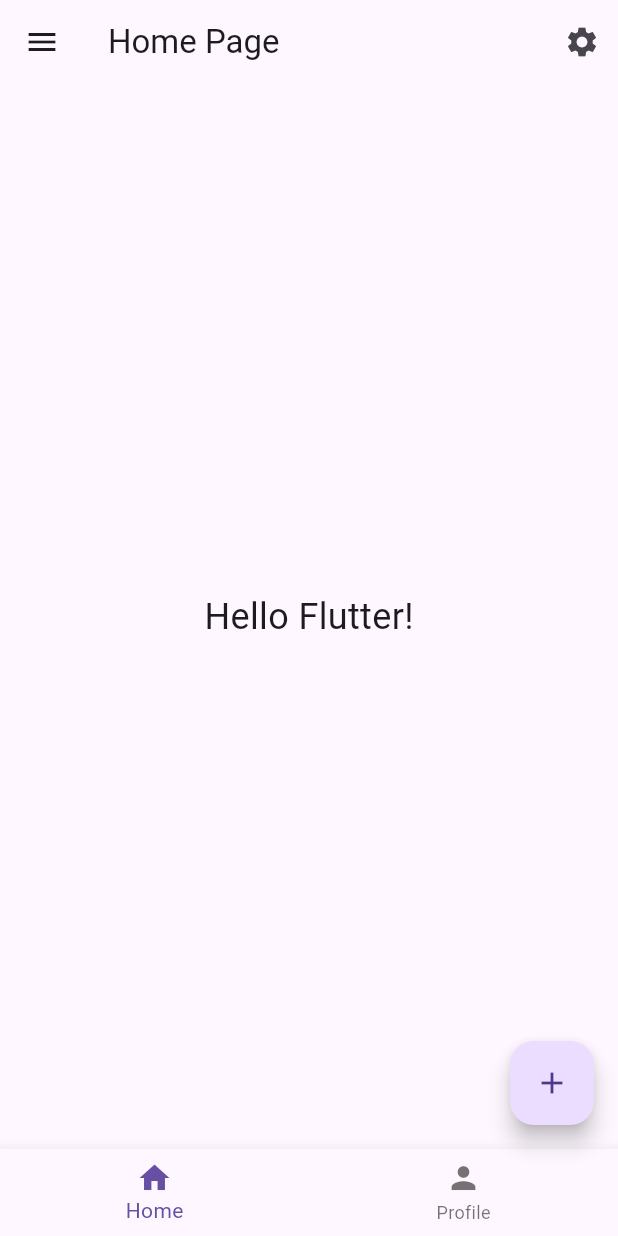
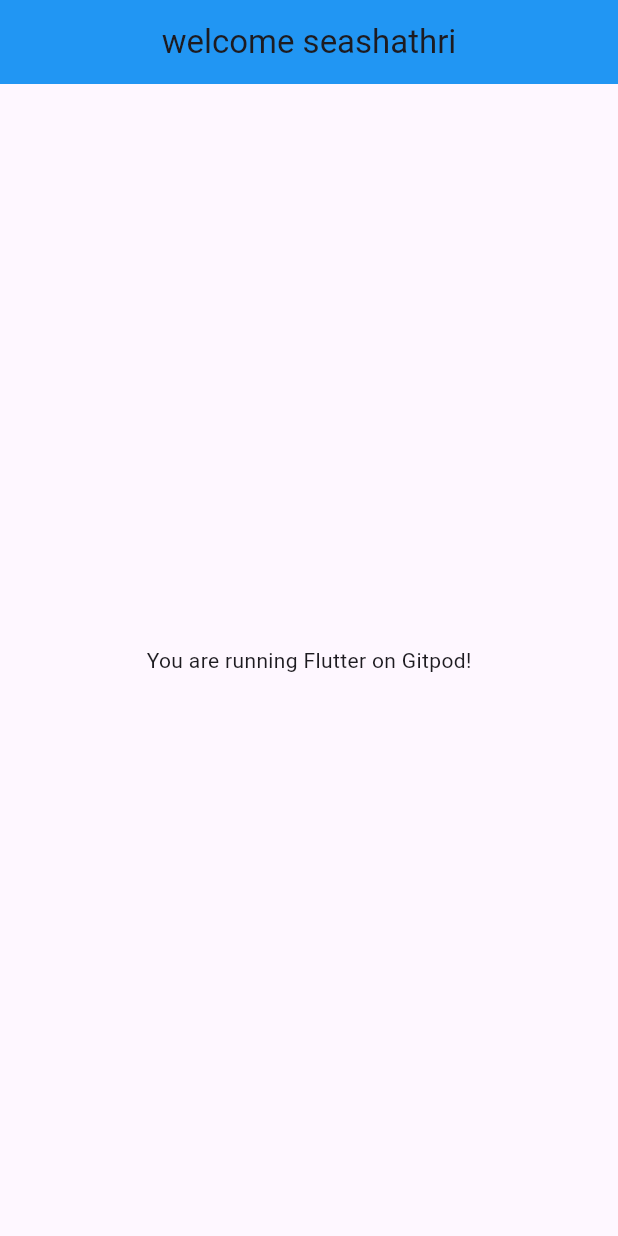
Before and after one commit to seshathri044/flutter_app_demo, a Flutter app: the screen it shows after launch, on a phone screen of 412 x 824 dp. Run offline on Flutter 3.47's test engine with Material 3 defaults, Android fonts, the phone set to English and light mode, and no system bars.

Commit message:
Add Flutter Gitpod setup

```diff
--- a/lib/main.dart
+++ b/lib/main.dart
@@ -1,84 +1,22 @@
 import 'package:flutter/material.dart';
 
 void main() {
-  runApp(const MyApp());
+  runApp(MainApp());
 }
 
-class MyApp extends StatelessWidget {
-  const MyApp({super.key});
-
+class MainApp extends StatelessWidget {
   @override
   Widget build(BuildContext context) {
     return MaterialApp(
-      title: 'My First Flutter App',
-      debugShowCheckedModeBanner: false, // removes debug banner
-      theme: ThemeData(
-        primarySwatch: Colors.blue,
-      ),
-      home: const HomePage(),
-    );
-  }
-}
-
-class HomePage extends StatelessWidget {
-  const HomePage({super.key});
-
-  @override
-  Widget build(BuildContext context) {
-    return Scaffold(
-      appBar: AppBar(
-        title: const Text('Home Page'),
-        actions: [
-          IconButton(
-            icon: const Icon(Icons.settings),
-            onPressed: () {
-              // You can add navigation or settings logic here
-            },
-          )
-        ],
-      ),
-      drawer: Drawer(
-        child: ListView(
-          padding: EdgeInsets.zero,
-          children: const [
-            DrawerHeader(
-              decoration: BoxDecoration(color: Colors.blue),
-              child: Text('Menu', style: TextStyle(color: Colors.white, fontSize: 24)),
-            ),
-            ListTile(
-              leading: Icon(Icons.home),
-              title: Text('Home'),
-            ),
-            ListTile(
-              leading: Icon(Icons.person),
-              title: Text('Profile'),
-            ),
-          ],
+      home: Scaffold(
+        appBar: AppBar(
+          title: Text("welcome seashathri"),
+          centerTitle: true, // ✅ Add this line
+          backgroundColor: Colors.blue,
         ),
-      ),
-      body: const Center(
-        child: Text(
-          'Hello Flutter!',
-          style: TextStyle(fontSize: 24),
+        body: Center(
+          child: Text("You are running Flutter on Gitpod!"),
         ),
-      ),
-      floatingActionButton: FloatingActionButton(
-        onPressed: () {
-          // Action for button
-        },
-        child: const Icon(Icons.add),
-      ),
-      bottomNavigationBar: BottomNavigationBar(
-        items: const [
-          BottomNavigationBarItem(
-            icon: Icon(Icons.home),
-            label: 'Home',
-          ),
-          BottomNavigationBarItem(
-            icon: Icon(Icons.person),
-            label: 'Profile',
-          ),
-        ],
       ),
     );
   }
```
